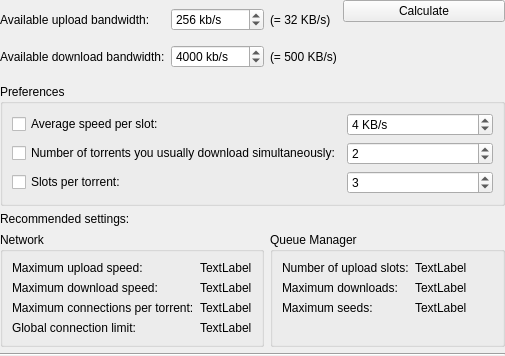
Above: ktorrent/recommendedsettingsdlg.ui from KDE/ktorrent before the change. Below: the same form after it.
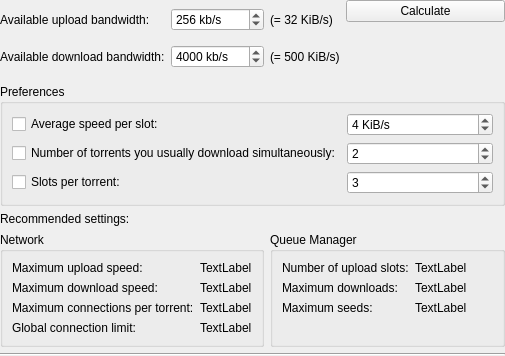
That is the form after the change. Custom widgets are drawn as their Qt base class.

Patch:
```diff
--- a/ktorrent/recommendedsettingsdlg.ui
+++ b/ktorrent/recommendedsettingsdlg.ui
@@ -75,14 +75,14 @@
        <item row="0" column="2" >
         <widget class="QLabel" name="m_upload_bw_display" >
          <property name="text" >
-          <string>(= 32 KB/s)</string>
+          <string>(= 32 KiB/s)</string>
          </property>
         </widget>
        </item>
        <item row="1" column="2" >
         <widget class="QLabel" name="m_download_bw_display" >
          <property name="text" >
-          <string>(= 500 KB/s)</string>
+          <string>(= 500 KiB/s)</string>
          </property>
         </widget>
        </item>
@@ -130,7 +130,7 @@
       <item row="0" column="1" >
        <widget class="QSpinBox" name="m_avg_speed_slot" >
         <property name="suffix" >
-         <string> KB/s</string>
+         <string> KiB/s</string>
         </property>
         <property name="minimum" >
          <number>1</number>
```
